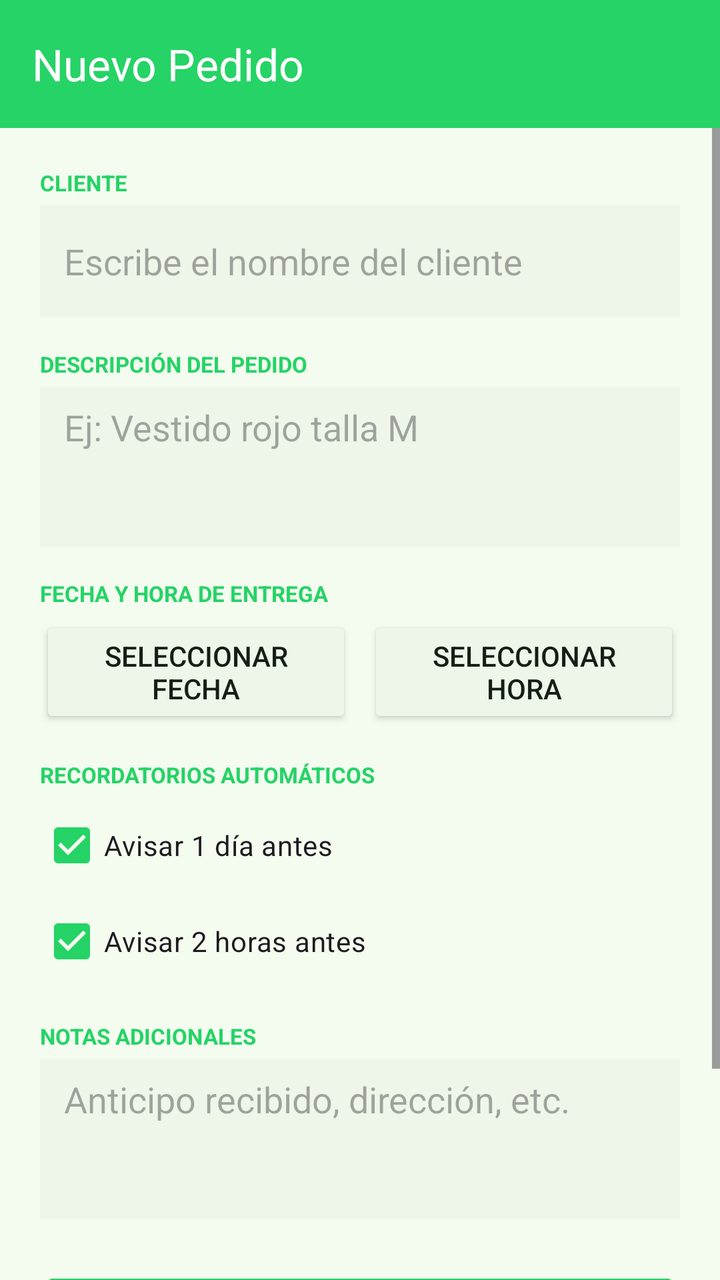
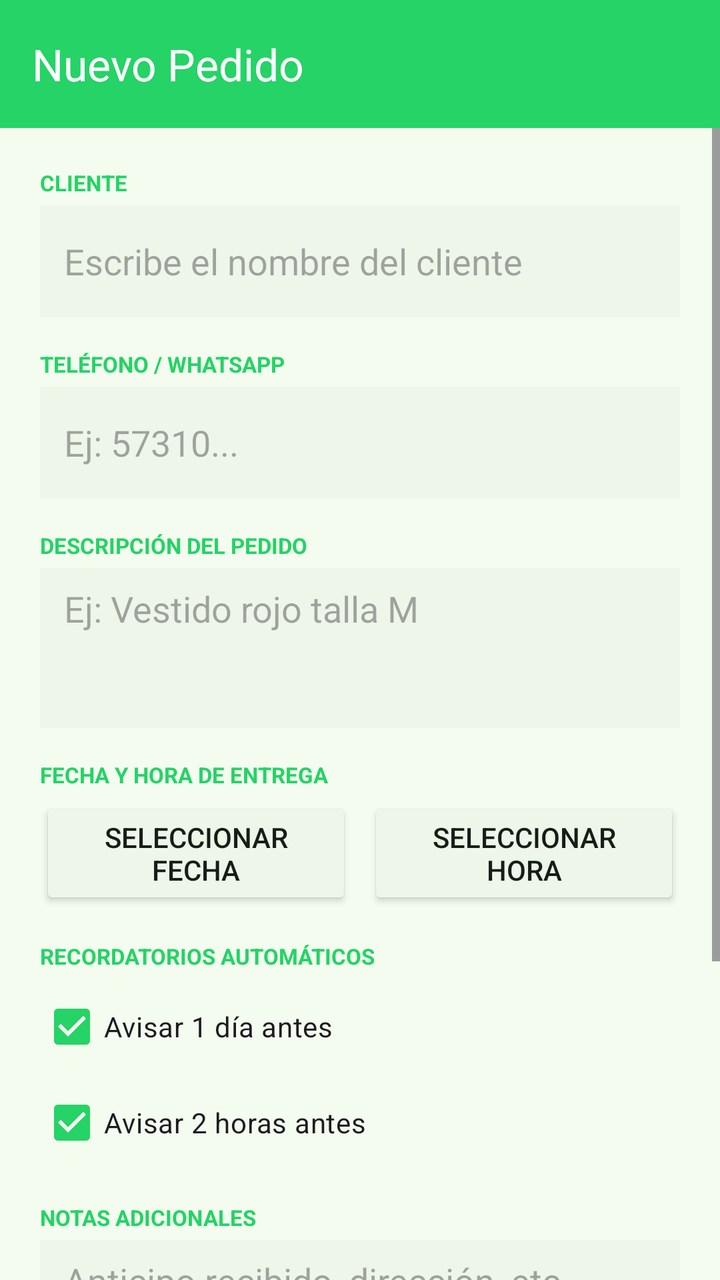

Two renders of the same Android screen: before a commit and after it. Below are the layout's source before the change and the commit's diff.
<!-- AndroidManifest.xml: application theme Theme.StyleAeternumCRM -->
<!-- res/layout/activity_nuevo_pedido.xml -->
<?xml version="1.0" encoding="utf-8"?>
<androidx.coordinatorlayout.widget.CoordinatorLayout
    xmlns:android="http://schemas.android.com/apk/res/android"
    xmlns:app="http://schemas.android.com/apk/res-auto"
    android:layout_width="match_parent"
    android:layout_height="match_parent"
    android:background="@color/bg_surface">

    <com.google.android.material.appbar.AppBarLayout
        android:layout_width="match_parent"
        android:layout_height="wrap_content">
        <androidx.appcompat.widget.Toolbar
            android:id="@+id/toolbar"
            android:layout_width="match_parent"
            android:layout_height="?attr/actionBarSize"
            android:background="@color/wa_green"
            app:titleTextColor="@color/white"
            app:title="Nuevo Pedido" />
    </com.google.android.material.appbar.AppBarLayout>

    <ScrollView
        android:layout_width="match_parent"
        android:layout_height="match_parent"
        app:layout_behavior="@string/appbar_scrolling_view_behavior">

        <LinearLayout
            android:layout_width="match_parent"
            android:layout_height="wrap_content"
            android:orientation="vertical"
            android:padding="20dp">

            <TextView
                android:layout_width="wrap_content"
                android:layout_height="wrap_content"
                android:text="CLIENTE"
                android:textSize="11sp"
                android:textStyle="bold"
                android:textColor="@color/wa_green"
                android:layout_marginBottom="4dp"/>
            <AutoCompleteTextView
                android:id="@+id/actv_cliente"
                android:layout_width="match_parent"
                android:layout_height="56dp"
                android:hint="Escribe el nombre del cliente"
                android:background="@color/surface_container_low"
                android:paddingHorizontal="12dp"
                android:completionThreshold="1"
                android:layout_marginBottom="16dp"/>

            <TextView
                android:layout_width="wrap_content"
                android:layout_height="wrap_content"
                android:text="DESCRIPCIÓN DEL PEDIDO"
                android:textSize="11sp"
                android:textStyle="bold"
                android:textColor="@color/wa_green"
                android:layout_marginBottom="4dp"/>
            <EditText
                android:id="@+id/et_descripcion"
                android:layout_width="match_parent"
                android:layout_height="80dp"
                android:hint="Ej: Vestido rojo talla M"
                android:background="@color/surface_container_low"
                android:paddingHorizontal="12dp"
                android:paddingTop="8dp"
                android:gravity="top"
                android:inputType="textMultiLine"
                android:layout_marginBottom="16dp"/>

            <TextView
                android:layout_width="wrap_content"
                android:layout_height="wrap_content"
                android:text="FECHA Y HORA DE ENTREGA"
                android:textSize="11sp"
                android:textStyle="bold"
                android:textColor="@color/wa_green"
                android:layout_marginBottom="4dp"/>
            <LinearLayout
                android:layout_width="match_parent"
                android:layout_height="wrap_content"
                android:orientation="horizontal"
                android:layout_marginBottom="16dp">
                <Button
                    android:id="@+id/btn_fecha"
                    android:layout_width="0dp"
                    android:layout_weight="1"
                    android:layout_height="56dp"
                    android:text="Seleccionar fecha"
                    android:textColor="@color/text_primary"
                    android:backgroundTint="@color/surface_container_low"
                    android:layout_marginEnd="8dp"/>
                <Button
                    android:id="@+id/btn_hora"
                    android:layout_width="0dp"
                    android:layout_weight="1"
                    android:layout_height="56dp"
                    android:text="Seleccionar hora"
                    android:textColor="@color/text_primary"
                    android:backgroundTint="@color/surface_container_low" />
            </LinearLayout>

            <TextView
                android:layout_width="wrap_content"
                android:layout_height="wrap_content"
                android:text="RECORDATORIOS AUTOMÁTICOS"
                android:textSize="11sp"
                android:textStyle="bold"
                android:textColor="@color/wa_green"
                android:layout_marginBottom="4dp"/>
            <CheckBox
                android:id="@+id/cb_recordatorio_1"
                android:layout_width="match_parent"
                android:layout_height="wrap_content"
                android:text="Avisar 1 día antes"
                android:checked="true"/>
            <CheckBox
                android:id="@+id/cb_recordatorio_2"
                android:layout_width="match_parent"
                android:layout_height="wrap_content"
                android:text="Avisar 2 horas antes"
                android:checked="true"
                android:layout_marginBottom="16dp"/>

            <TextView
                android:layout_width="wrap_content"
                android:layout_height="wrap_content"
                android:text="NOTAS ADICIONALES"
                android:textSize="11sp"
                android:textStyle="bold"
                android:textColor="@color/wa_green"
                android:layout_marginBottom="4dp"/>
            <EditText
                android:id="@+id/et_notas"
                android:layout_width="match_parent"
                android:layout_height="80dp"
                android:hint="Anticipo recibido, dirección, etc."
                android:background="@color/surface_container_low"
                android:paddingHorizontal="12dp"
                android:paddingTop="8dp"
                android:gravity="top"
                android:inputType="textMultiLine"
                android:layout_marginBottom="24dp"/>

            <Button
                android:id="@+id/btn_guardar_pedido"
                android:layout_width="match_parent"
                android:layout_height="56dp"
                android:text="💾 Guardar pedido"
                android:textSize="16sp"
                android:backgroundTint="@color/wa_green"
                android:textColor="@color/white"
                android:layout_marginBottom="12dp"/>

            <Button
                android:id="@+id/btn_cancelar_pedido"
                android:layout_width="match_parent"
                android:layout_height="48dp"
                android:text="🗑️ Cancelar"
                android:backgroundTint="@color/surface_container_low"
                android:textColor="@color/text_primary"/>

        </LinearLayout>
    </ScrollView>
</androidx.coordinatorlayout.widget.CoordinatorLayout>
<!-- resources referenced by this layout -->
<resources>
  <color name="bg_surface">#f3fcef</color>
  <color name="surface_container_low">#edf6e9</color>
  <color name="text_primary">#151e16</color>
  <color name="wa_green">#25D366</color>
  <color name="white">#FFFFFF</color>
  <style name="Theme.StyleAeternumCRM" parent="Theme.Material3.Light.NoActionBar">
          <item name="colorPrimary">@color/wa_green</item>
          <item name="colorPrimaryVariant">@color/wa_green_dark</item>
          <item name="colorOnPrimary">@color/white</item>
          <item name="android:windowBackground">@color/bg_surface</item>
          <item name="colorSurface">@color/bg_surface</item>
          <item name="colorOnSurface">@color/text_primary</item>
          <item name="android:statusBarColor">@color/wa_green_dark</item>
          
          <item name="android:popupMenuStyle">@style/PopupMenuStyle</item>
          <item name="popupMenuStyle">@style/PopupMenuStyle</item>
      </style>
  <color name="wa_green_dark">#006d2f</color>
  <style name="PopupMenuStyle" parent="Widget.AppCompat.PopupMenu">
          <item name="android:popupBackground">@color/white</item>
          <item name="android:textColor">@color/text_primary</item>
      </style>
</resources>

<!-- the commit's change to res/layout/activity_nuevo_pedido.xml (unified diff, before → after) -->
@@ -45,6 +45,24 @@
                 android:background="@color/surface_container_low"
                 android:paddingHorizontal="12dp"
                 android:completionThreshold="1"
+                android:layout_marginBottom="16dp"/>
+
+            <TextView
+                android:layout_width="wrap_content"
+                android:layout_height="wrap_content"
+                android:text="TELÉFONO / WHATSAPP"
+                android:textSize="11sp"
+                android:textStyle="bold"
+                android:textColor="@color/wa_green"
+                android:layout_marginBottom="4dp"/>
+            <EditText
+                android:id="@+id/et_telefono"
+                android:layout_width="match_parent"
+                android:layout_height="56dp"
+                android:hint="Ej: 57310..."
+                android:background="@color/surface_container_low"
+                android:paddingHorizontal="12dp"
+                android:inputType="phone"
                 android:layout_marginBottom="16dp"/>
 
             <TextView
@@ -152,10 +170,20 @@
                 android:layout_marginBottom="12dp"/>
 
             <Button
+                android:id="@+id/btn_eliminar_pedido"
+                android:layout_width="match_parent"
+                android:layout_height="48dp"
+                android:text="🗑️ Eliminar Pedido"
+                android:backgroundTint="@color/error_color"
+                android:textColor="@color/white"
+                android:visibility="gone"
+                android:layout_marginBottom="12dp"/>
+
+            <Button
                 android:id="@+id/btn_cancelar_pedido"
                 android:layout_width="match_parent"
                 android:layout_height="48dp"
-                android:text="🗑️ Cancelar"
+                android:text="Atrás / Cancelar"
                 android:backgroundTint="@color/surface_container_low"
                 android:textColor="@color/text_primary"/>
 
<!-- resource entries referenced after the edit -->
@@ -1,6 +1,7 @@
 <!-- resources referenced by this layout -->
 <resources>
   <color name="bg_surface">#f3fcef</color>
+  <color name="error_color">#ba1a1a</color>
   <color name="surface_container_low">#edf6e9</color>
   <color name="text_primary">#151e16</color>
   <color name="wa_green">#25D366</color>
